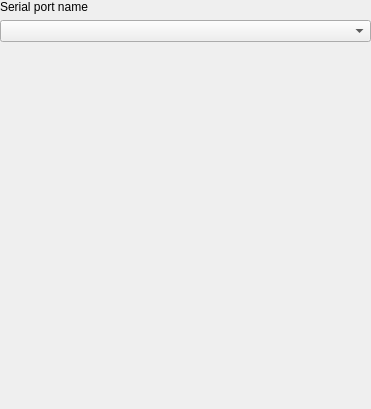
Old version of the form src/ui/sensor/widget_serialportsensor.ui in the repository qgis/QGIS.
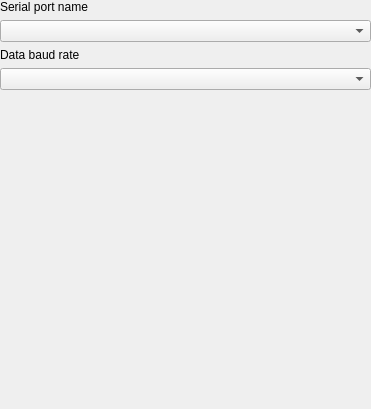
New version of the form.

What changed in the file:
```diff
--- a/src/ui/sensor/widget_serialportsensor.ui
+++ b/src/ui/sensor/widget_serialportsensor.ui
@@ -37,7 +37,31 @@
     </widget>
    </item>
    <item>
-    <widget class="QComboBox" name="mSerialPortComboBox"/>
+    <widget class="QComboBox" name="mSerialPortComboBox">
+     <property name="toolTip">
+      <string>Choose a serial port for the connection</string>
+     </property>
+    </widget>
+   </item>
+   <item>
+    <widget class="QLabel" name="mBaudRateLabel">
+     <property name="text">
+      <string>Data baud rate</string>
+     </property>
+    </widget>
+   </item>
+   <item>
+    <widget class="QComboBox" name="mBaudRateComboBox">
+     <property name="toolTip">
+      <string>Choose a baudrate for the sensor connection</string>
+     </property>
+     <property name="currentText">
+      <string/>
+     </property>
+     <property name="currentIndex">
+      <number>-1</number>
+     </property>
+    </widget>
    </item>
    <item>
     <widget class="QLabel" name="mSerialPortDetails">
```
